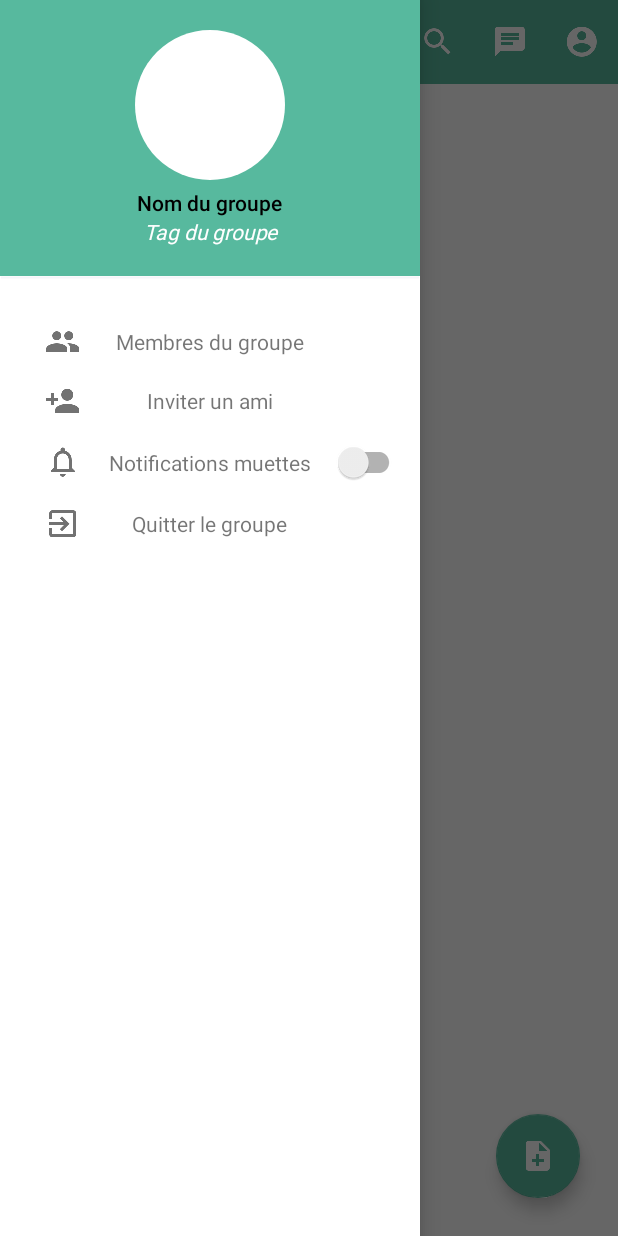
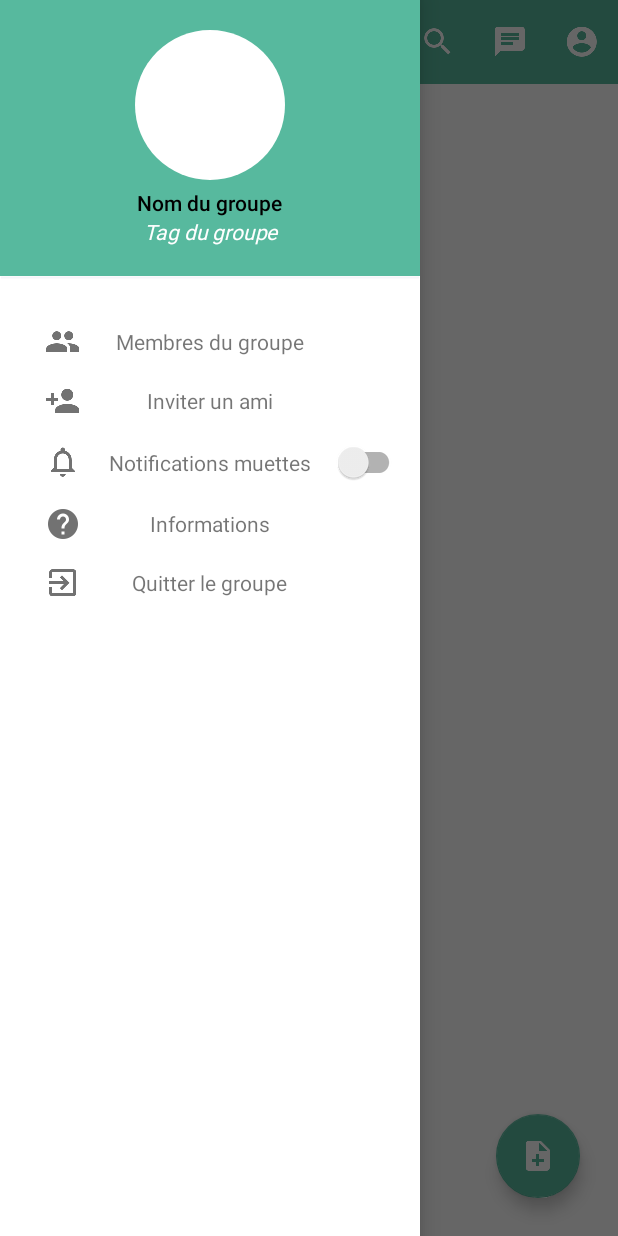
Before and after one commit to meapypai/meapy, an Android app: the OneGroupActivity screen opened directly, with no data from a screen before it, with the side drawer open, on a phone screen of 412 x 824 dp. Run offline under Robolectric (Android 15) with nearby library versions, the phone set to English and light mode, and no system bars; our stand-ins replace Firebase (no records; nobody signed in at launch, a user with empty details on screens opened directly); libraries missing offline, so code that uses them is left out: com.firebase.ui; Roboto replaces fonts that are not available here; 6 statements that could not run were skipped.

Commit message:
add information into navigation view

```diff
--- a/app/src/main/java/project/meapy/meapy/Events.java
+++ b/app/src/main/java/project/meapy/meapy/Events.java
@@ -5,5 +5,5 @@ package project.meapy.meapy;
  */
 
 public enum Events {
-    Examen,Cours,Sortie,Autre;
+    Examen,Cours,Autre;
 }
--- a/app/src/main/res/layout/navigation_view.xml
+++ b/app/src/main/res/layout/navigation_view.xml
@@ -136,6 +136,24 @@
 
             </RelativeLayout>
 
+            <!--layout information sur le groupe-->
+            <RelativeLayout
+                android:id="@+id/aboutGroupNavigationView"
+                style="@style/relativeLayoutStyle">
+
+                <ImageView
+                    android:layout_marginLeft="30dp"
+                    style="@style/iconNavigationLayout"
+                    android:background="@drawable/ic_help_white_24dp"/>
+
+                <TextView
+                    android:layout_centerInParent="true"
+                    android:layout_width="wrap_content"
+                    android:layout_height="wrap_content"
+                    android:text="Informations"/>
+
+            </RelativeLayout>
+
             <!--layout quitter le groupe-->
             <RelativeLayout
                 android:id="@+id/leaveGroupNavigationView"
```
Also changed, not shown: app/src/main/res/drawable-hdpi/ic_help_white_24dp.png (added), app/src/main/res/drawable-mdpi/ic_help_white_24dp.png (added), app/src/main/res/drawable-xhdpi/ic_help_white_24dp.png (added), app/src/main/res/drawable-xxhdpi/ic_help_white_24dp.png (added), app/src/main/res/drawable-xxxhdpi/ic_help_white_24dp.png (added).
